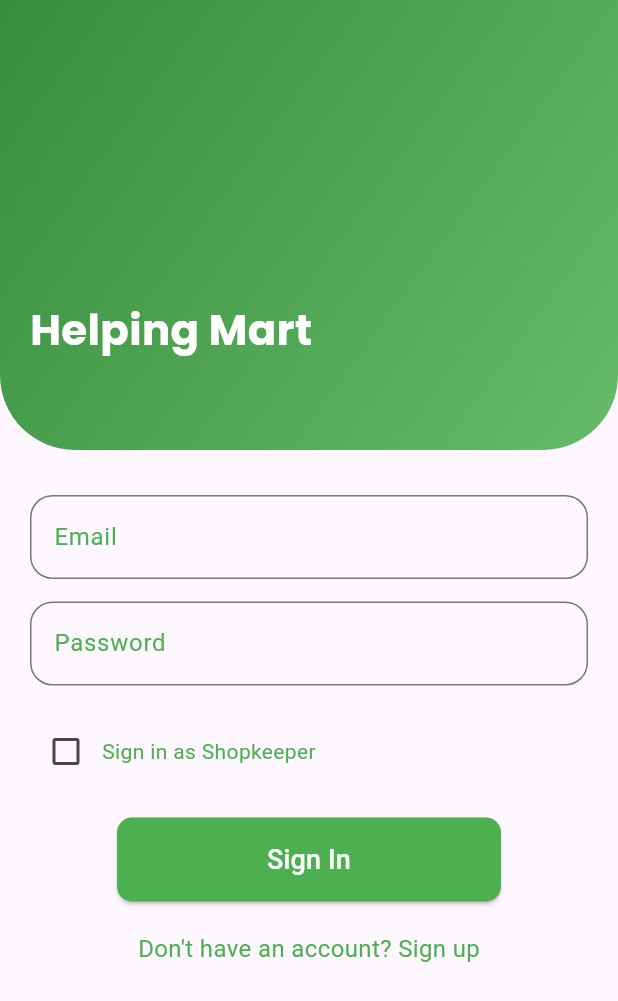
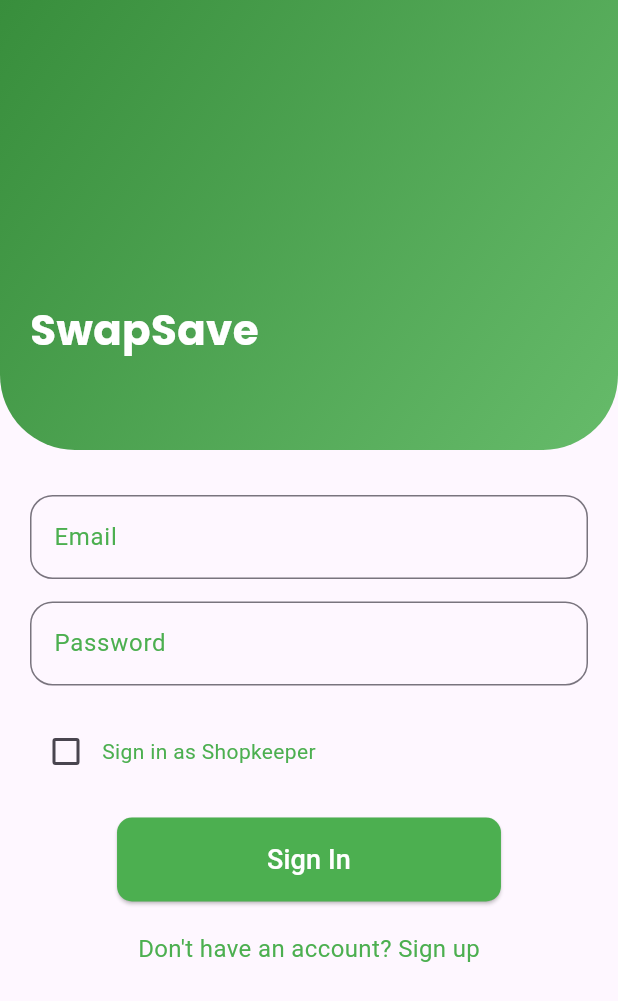
Before and after one commit to Pavan4468/google, a Flutter app: the screen it shows after launch, on a phone screen of 412 x 824 dp. Shown: the top 1001 px of the screen. Run offline on Flutter 3.47's test engine with Material 3 defaults, Android fonts, the phone set to English and light mode, and no system bars; our stand-ins replace flutter_swiper_null_safety, google_fonts.

Commit message:
Update sigin.dart

```diff
--- a/lib/sigin.dart
+++ b/lib/sigin.dart
@@ -63,7 +63,7 @@ class _SignInPageState extends State<SignInPage> with SingleTickerProviderStateM
                         child: FadeTransition(
                           opacity: _fadeInAnimation,
                           child: Text(
-                            "Helping Mart",
+                            "SwapSave",
                             style: GoogleFonts.poppins(
                               color: Colors.white,
                               fontSize: 28,
```
